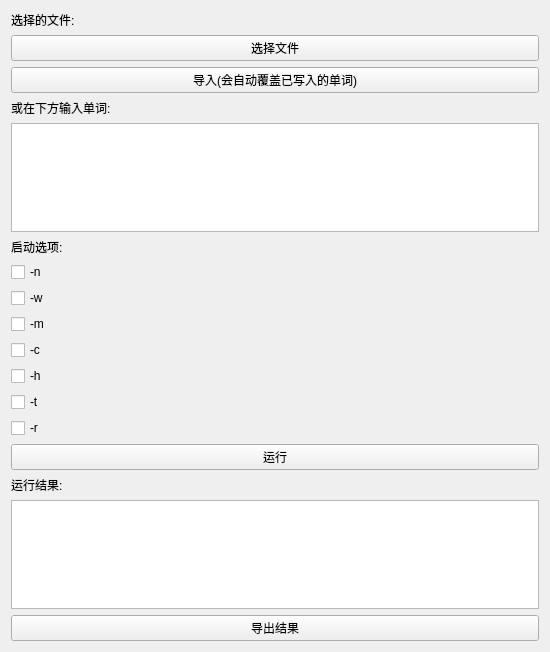
Qt form gui/mainForm.ui (1aureate/2022-BUAA-SE-pair) before a commit.
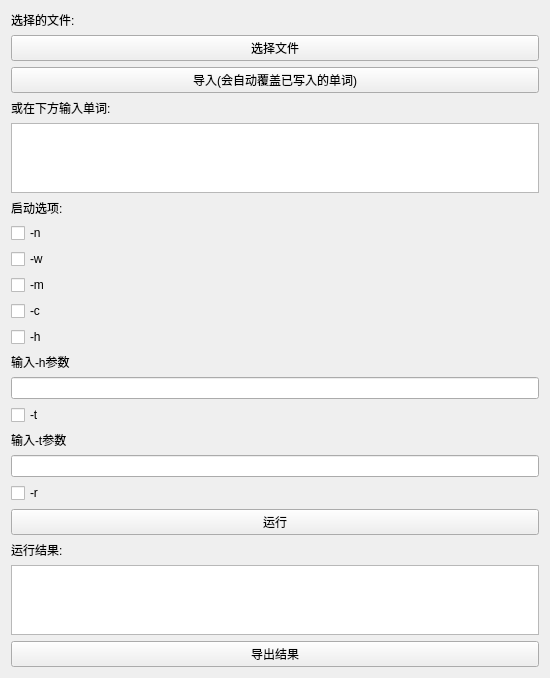
The same form after that commit.

Commit message: gui options & dll 75% done

The edit to the form file:
```diff
--- a/gui/mainForm.ui
+++ b/gui/mainForm.ui
@@ -62,42 +62,62 @@
       </widget>
      </item>
      <item>
-      <widget class="QCheckBox" name="checkBox_3">
+      <widget class="QCheckBox" name="checkBox_2">
        <property name="text">
         <string>-w</string>
        </property>
       </widget>
      </item>
      <item>
-      <widget class="QCheckBox" name="checkBox_4">
+      <widget class="QCheckBox" name="checkBox_3">
        <property name="text">
         <string>-m</string>
        </property>
       </widget>
      </item>
      <item>
-      <widget class="QCheckBox" name="checkBox_2">
+      <widget class="QCheckBox" name="checkBox_4">
        <property name="text">
         <string>-c</string>
        </property>
       </widget>
      </item>
      <item>
-      <widget class="QCheckBox" name="checkBox_6">
+      <widget class="QCheckBox" name="checkBox_5">
        <property name="text">
         <string>-h</string>
        </property>
       </widget>
      </item>
      <item>
-      <widget class="QCheckBox" name="checkBox_7">
+      <widget class="QLabel" name="label_5">
+       <property name="text">
+        <string>输入-h参数</string>
+       </property>
+      </widget>
+     </item>
+     <item>
+      <widget class="QLineEdit" name="lineEdit"/>
+     </item>
+     <item>
+      <widget class="QCheckBox" name="checkBox_6">
        <property name="text">
         <string>-t</string>
        </property>
       </widget>
      </item>
      <item>
-      <widget class="QCheckBox" name="checkBox_5">
+      <widget class="QLabel" name="label_6">
+       <property name="text">
+        <string>输入-t参数</string>
+       </property>
+      </widget>
+     </item>
+     <item>
+      <widget class="QLineEdit" name="lineEdit_2"/>
+     </item>
+     <item>
+      <widget class="QCheckBox" name="checkBox_7">
        <property name="text">
         <string>-r</string>
        </property>
```
The commit also changes 1 other file.
